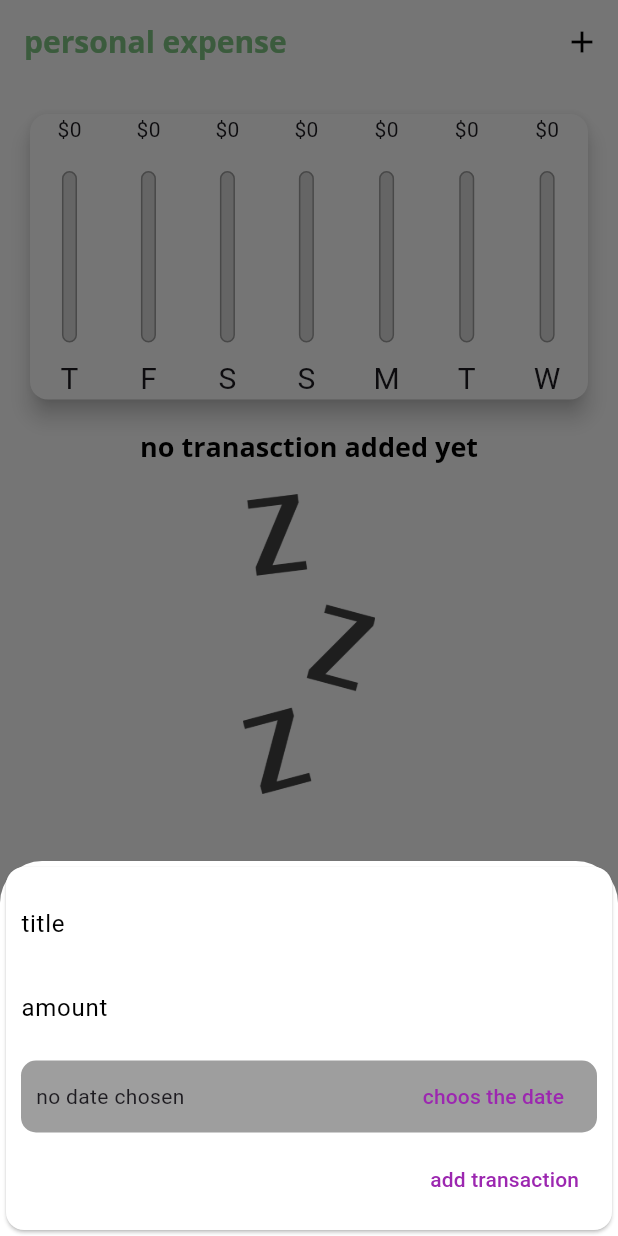
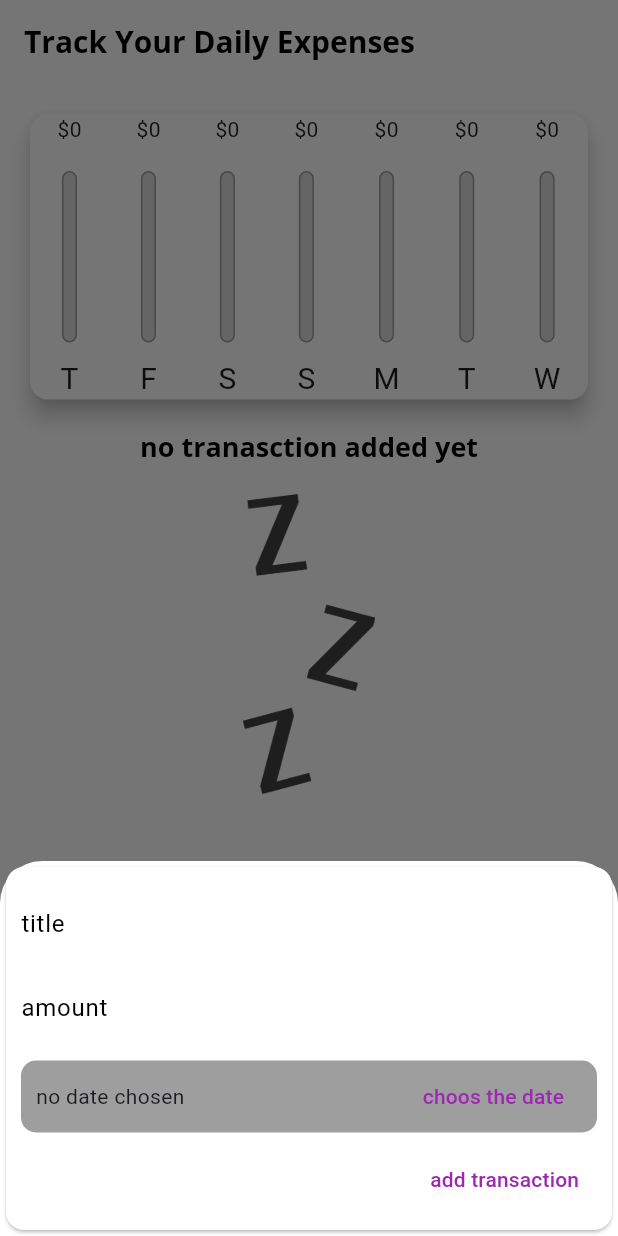
Before and after one commit to habeshacoder/daily-_expense, a Flutter app: the screen it shows after launch, after a tap on the "add" icon, on a phone screen of 412 x 824 dp. Run offline on Flutter 3.47's test engine with Material 3 defaults, Android fonts, the phone set to English and light mode, and no system bars; our stand-ins replace hive, hive_flutter; accounts and stored records are empty.

Commit message:
exp T is done

```diff
--- a/lib/main.dart
+++ b/lib/main.dart
@@ -6,15 +6,24 @@ import 'package:exp_tracker/widget/chart.dart';
 import 'package:exp_tracker/widget/new_transaction.dart';
 import 'package:exp_tracker/widget/transaction_list.dart';
 import 'model/transaction.dart';
+import 'package:hive_flutter/hive_flutter.dart';
 
-void main() {
+void main() async {
+  await Hive.initFlutter();
+  Hive.registerAdapter(TransactionAdapter()); // Register the adapter
+  await Hive.openBox<Transaction>('transactions'); // Open a box
   SystemChrome.setPreferredOrientations([DeviceOrientation.portraitUp]);
   runApp(MyApp());
 }
 
-class MyApp extends StatelessWidget {
+class MyApp extends StatefulWidget {
   const MyApp({super.key});
 
+  @override
+  State<MyApp> createState() => _MyAppState();
+}
+
+class _MyAppState extends State<MyApp> {
   @override
   Widget build(BuildContext context) {
     return MaterialApp(
@@ -68,11 +77,45 @@ class MyHomePage extends StatefulWidget {
 }
 
 class _MyHomePageState extends State<MyHomePage> {
-  final List<Transaction> _userTransactions = [];
+  // final List<Transaction> _userTransactions = [];
   bool showswitch = false;
 
+  late Box<Transaction> transactionBox;
+  List<Transaction> transactions = [];
+
+  @override
+  void initState() {
+    super.initState();
+    transactionBox = Hive.box<Transaction>('transactions');
+    fetchTransactions();
+  }
+
+  void fetchTransactions() {
+    setState(() {
+      transactions = transactionBox.values.toList();
+    });
+  }
+
+  // void _addNewTransaction(Transaction newTransaction) {
+  //  // Refresh the transaction list
+  // }
+
+  void _deleteTransactionsByDate(DateTime date) {
+    // Get all the keys from the box
+    final allKeys = transactionBox.keys.toList();
+    // Iterate over all keys and delete matching transactions
+    for (var key in allKeys) {
+      final transaction = transactionBox.get(key);
+      if (transaction != null && transaction.date.isAtSameMomentAs(date)) {
+        transactionBox.delete(key); // Delete using the key
+      }
+    }
+
+    fetchTransactions(); // Refresh the transaction list
+  }
+
   List<Transaction> get _recenttransactions {
-    return _userTransactions.where((element) {
+    return transactions.where((element) {
       return element.date.isAfter(
         DateTime.now().subtract(
           Duration(days: 7),
@@ -90,9 +133,8 @@ class _MyHomePageState extends State<MyHomePage> {
       date: choosendate,
     );
 
-    setState(() {
-      _userTransactions.add(newTx);
-    });
+    transactionBox.add(newTx);
+    fetchTransactions();
   }
 
   void _startAddNewTransction(BuildContext ctx) {
@@ -107,29 +149,15 @@ class _MyHomePageState extends State<MyHomePage> {
         });
   }
 
-  void deleteTransaction(String id) {
-    setState(() {
-      _userTransactions.removeWhere((element) => element.id == id);
-    });
-  }
-
   @override
   Widget build(BuildContext context) {
     final islandscape =
         MediaQuery.of(context).orientation == Orientation.landscape;
     final appBar = AppBar(
       title: Text(
-        'personal expense',
-        style: TextStyle(color: Colors.green[300]),
+        'Track Your Daily Expenses',
+        style: TextStyle(color: Colors.black),
       ),
-      actions: <Widget>[
-        IconButton(
-          icon: Icon(Icons.add),
-          onPressed: () {
-            return _startAddNewTransction(context);
-          },
-        ),
-      ],
     );
     final chartwidget = SizedBox(
       height: (MediaQuery.of(context).size.height -
@@ -143,7 +171,7 @@ class _MyHomePageState extends State<MyHomePage> {
               appBar.preferredSize.height -
               MediaQuery.of(context).padding.top) *
           0.7,
-      child: TransactionList(_userTransactions, deleteTransaction),
+      child: TransactionList(transactions, _deleteTransactionsByDate),
     );
     return Scaffold(
       appBar: appBar,
@@ -170,7 +198,7 @@ class _MyHomePageState extends State<MyHomePage> {
           ],
         ),
       ),
-      floatingActionButtonLocation: FloatingActionButtonLocation.centerFloat,
+      floatingActionButtonLocation: FloatingActionButtonLocation.miniEndFloat,
       floatingActionButton: FloatingActionButton(
         child: Icon(Icons.add),
         onPressed: () {
--- a/lib/model/transaction.dart
+++ b/lib/model/transaction.dart
@@ -1,10 +1,18 @@
+// ignore_for_file: public_member_api_docs, sort_constructors_first
 // ignore: unused_import
-import 'package:flutter/foundation.dart';
+import 'package:hive/hive.dart';
 
+part 'transaction.g.dart';
+
+@HiveType(typeId: 0)
 class Transaction {
+  @HiveField(0)
   final double amount;
+  @HiveField(1)
   final String id;
+  @HiveField(2)
   final String title;
+  @HiveField(3)
   final DateTime date;
 
   Transaction(
@@ -12,4 +20,9 @@ class Transaction {
       required this.title,
       required this.amount,
       required this.date});
+
+  @override
+  String toString() {
+    return 'Transaction(amount: $amount, id: $id, title: $title, date: $date)';
+  }
 }
```
Also changed, not shown: lib/provider/expense_prover.dart (+25 -1 lines), lib/widget/transaction_item.dart (+6 -6 lines), pubspec.yaml (+13 -2 lines), assets/images/1024.png (added), assets/images/play_store_512.png (added), lib/model/transaction.g.dart (added), pubspec.lock, 38 other files.
